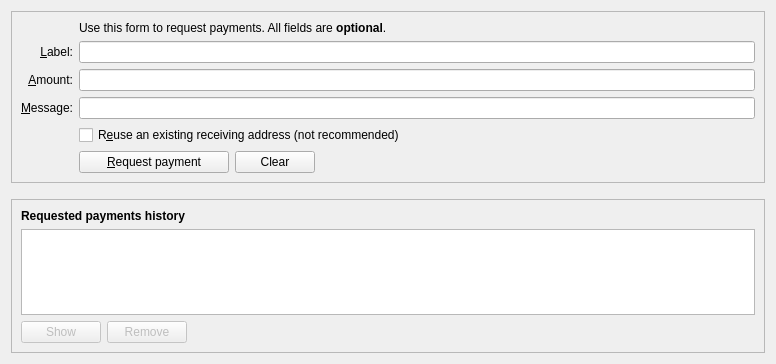
First picture: the form in src/qt/forms/receivecoinsdialog.ui, repository dogecoin/dogecoin, before the edit.
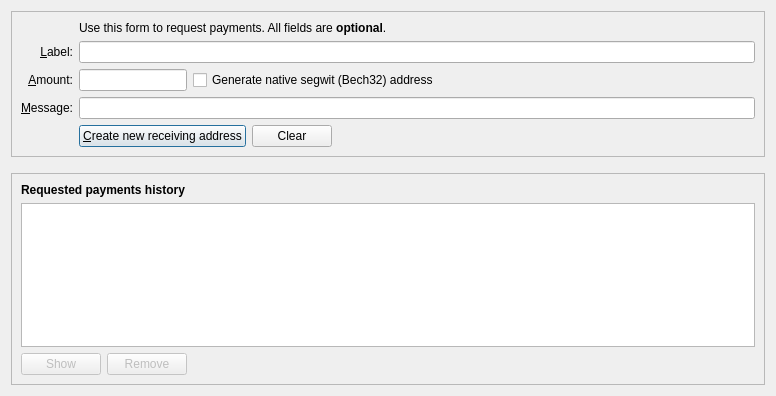
Second picture: the form after the edit. Icons and pictures are not drawn. Custom widgets are drawn as their Qt base class.

What changed in the file:
```diff
--- a/src/qt/forms/receivecoinsdialog.ui
+++ b/src/qt/forms/receivecoinsdialog.ui
@@ -1,13 +1,13 @@
 <?xml version="1.0" encoding="UTF-8"?>
 <ui version="4.0">
  <class>ReceiveCoinsDialog</class>
- <widget class="QWidget" name="ReceiveCoinsDialog">
+ <widget class="QDialog" name="ReceiveCoinsDialog">
   <property name="geometry">
    <rect>
     <x>0</x>
     <y>0</y>
     <width>776</width>
-    <height>364</height>
+    <height>396</height>
    </rect>
   </property>
   <layout class="QVBoxLayout" name="verticalLayout" stretch="0,0,1">
@@ -28,27 +28,26 @@
      <layout class="QVBoxLayout" name="verticalLayout_3">
       <item>
        <layout class="QGridLayout" name="gridLayout">
-        <item row="7" column="2">
-         <widget class="QCheckBox" name="reuseAddress">
+        <item row="5" column="0">
+         <widget class="QLabel" name="label">
           <property name="toolTip">
-           <string>Reuse one of the previously used receiving addresses. Reusing addresses has security and privacy issues. Do not use this unless re-generating a payment request made before.</string>
+           <string>An optional amount to request. Leave this empty or zero to not request a specific amount.</string>
           </property>
           <property name="text">
-           <string>R&amp;euse an existing receiving address (not recommended)</string>
+           <string>&amp;Amount:</string>
           </property>
-         </widget>
-        </item>
-        <item row="7" column="0">
-         <widget class="QLabel" name="label_4">
-          <property name="text">
-           <string/>
+          <property name="alignment">
+           <set>Qt::AlignRight|Qt::AlignTrailing|Qt::AlignVCenter</set>
+          </property>
+          <property name="buddy">
+           <cstring>reqAmount</cstring>
           </property>
          </widget>
         </item>
         <item row="6" column="0">
          <widget class="QLabel" name="label_3">
           <property name="toolTip">
-           <string>An optional message to attach to the payment request, which will be displayed when the request is opened. Note: The message will not be sent with the payment over the Dogecoin network.</string>
+           <string>An optional message to attach to the payment request, which will be displayed when the request is opened. Note: The message will not be sent with the payment over the Bitcoin network.</string>
           </property>
           <property name="text">
            <string>&amp;Message:</string>
@@ -64,14 +63,7 @@
         <item row="4" column="2">
          <widget class="QLineEdit" name="reqLabel">
           <property name="toolTip">
-           <string>An optional label to associate with the new receiving address.</string>
-          </property>
-         </widget>
-        </item>
-        <item row="6" column="2">
-         <widget class="QLineEdit" name="reqMessage">
-          <property name="toolTip">
-           <string>An optional message to attach to the payment request, which will be displayed when the request is opened. Note: The message will not be sent with the payment over the Dogecoin network.</string>
+           <string>An optional label to associate with the new receiving address (used by you to identify an invoice).  It is also attached to the payment request.</string>
           </property>
          </widget>
         </item>
@@ -98,36 +90,14 @@
           </property>
          </widget>
         </item>
-        <item row="5" column="0">
-         <widget class="QLabel" name="label">
+        <item row="6" column="2">
+         <widget class="QLineEdit" name="reqMessage">
           <property name="toolTip">
-           <string>An optional amount to request. Leave this empty or zero to not request a specific amount.</string>
+           <string>An optional message that is attached to the payment request and may be displayed to the sender.</string>
           </property>
-          <property name="text">
-           <string>&amp;Amount:</string>
-          </property>
-          <property name="alignment">
-           <set>Qt::AlignRight|Qt::AlignTrailing|Qt::AlignVCenter</set>
-          </property>
-          <property name="buddy">
-           <cstring>reqAmount</cstring>
-          </property>
          </widget>
         </item>
-        <item row="5" column="2">
-         <widget class="BitcoinAmountField" name="reqAmount">
-          <property name="minimumSize">
-           <size>
-            <width>80</width>
-            <height>0</height>
-           </size>
-          </property>
-          <property name="toolTip">
-           <string>An optional amount to request. Leave this empty or zero to not request a specific amount.</string>
-          </property>
-         </widget>
-        </item>
-        <item row="8" column="2">
+        <item row="7" column="2">
          <layout class="QHBoxLayout" name="horizontalLayout">
           <item>
            <widget class="QPushButton" name="receiveButton">
@@ -138,12 +108,18 @@
              </size>
             </property>
             <property name="text">
-             <string>&amp;Request payment</string>
+             <string>&amp;Create new receiving address</string>
             </property>
             <property name="icon">
              <iconset resource="../bitcoin.qrc">
               <normaloff>:/icons/receiving_addresses</normaloff>:/icons/receiving_addresses</iconset>
             </property>
+            <property name="autoDefault">
+             <bool>false</bool>
+            </property>
+            <property name="default">
+             <bool>true</bool>
+            </property>
            </widget>
           </item>
           <item>
@@ -184,13 +160,80 @@
           </item>
          </layout>
         </item>
-        <item row="8" column="0">
+        <item row="7" column="0">
          <widget class="QLabel" name="label_7">
           <property name="text">
            <string/>
           </property>
          </widget>
         </item>
+        <item row="5" column="2">
+         <layout class="QHBoxLayout" name="horizontalLayout_6">
+          <item>
+           <widget class="BitcoinAmountField" name="reqAmount">
+            <property name="sizePolicy">
+             <sizepolicy hsizetype="Fixed" vsizetype="Fixed">
+              <horstretch>0</horstretch>
+              <verstretch>0</verstretch>
+             </sizepolicy>
+            </property>
+            <property name="minimumSize">
+             <size>
+              <width>80</width>
+              <height>0</height>
+             </size>
+            </property>
+            <property name="maximumSize">
+             <size>
+              <width>1000</width>
+              <height>100</height>
+             </size>
+            </property>
+            <property name="toolTip">
+             <string>An optional amount to request. Leave this empty or zero to not request a specific amount.</string>
+            </property>
+           </widget>
+          </item>
+          <item>
+           <widget class="QCheckBox" name="useBech32">
+            <property name="sizePolicy">
+             <sizepolicy hsizetype="Fixed" vsizetype="Fixed">
+              <horstretch>0</horstretch>
+              <verstretch>0</verstretch>
+             </sizepolicy>
+            </property>
+            <property name="maximumSize">
+             <size>
+              <width>1000</width>
+              <height>16777215</height>
+             </size>
+            </property>
+            <property name="focusPolicy">
+             <enum>Qt::StrongFocus</enum>
+            </property>
+            <property name="toolTip">
+             <string>Native segwit addresses (aka Bech32 or BIP-173) reduce your transaction fees later on and offer better protection against typos, but old wallets don't support them. When unchecked, an address compatible with older wallets will be created instead.</string>
+            </property>
+            <property name="text">
+             <string>Generate native segwit (Bech32) address</string>
+            </property>
+           </widget>
+          </item>
+          <item>
+           <spacer name="horizontalSpacer_3">
+            <property name="orientation">
+             <enum>Qt::Horizontal</enum>
+            </property>
+            <property name="sizeHint" stdset="0">
+             <size>
+              <width>0</width>
+              <height>0</height>
+             </size>
+            </property>
+           </spacer>
+          </item>
+         </layout>
+        </item>
        </layout>
       </item>
      </layout>
```
Left out of the diff: 4 changed lines with no effect on the pictures.
